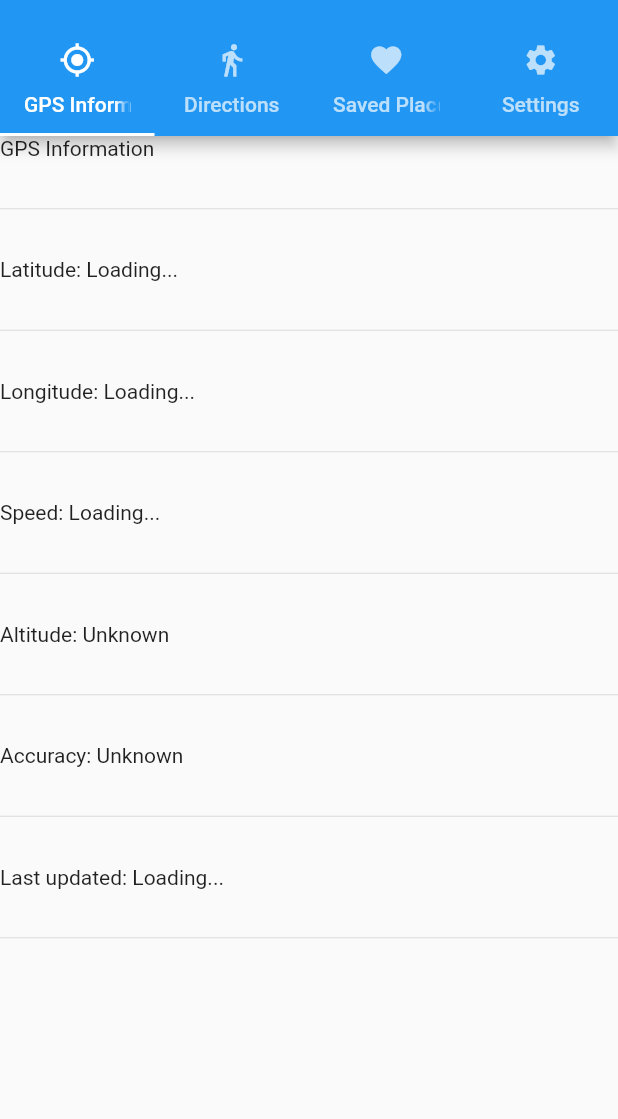
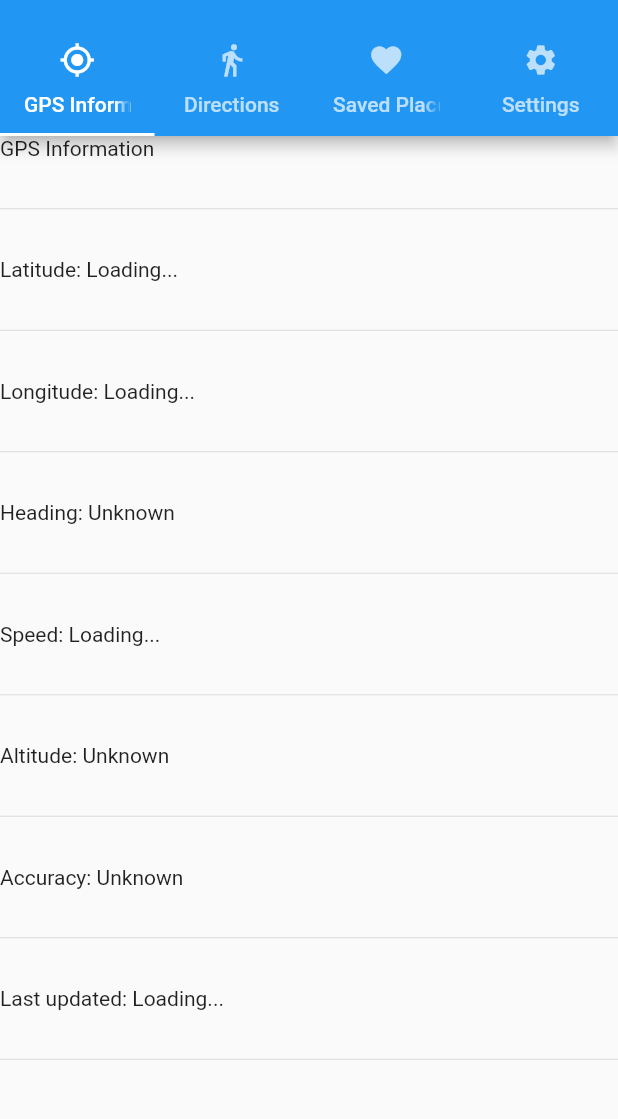
Before and after one commit to chrisnorman7/crowflight, a Flutter app: the screen it shows after launch, on a phone screen of 412 x 824 dp, the part 59-1178 px from its top. Run offline on Flutter 3.47's test engine with Material 2 defaults, Android fonts, the phone set to English and light mode, and no system bars; our stand-ins replace location, vibration.

Commit message:
Include heading in GPS tab.

```diff
--- a/CrowFlight/lib/tabs/gps.dart
+++ b/CrowFlight/lib/tabs/gps.dart
@@ -43,9 +43,6 @@ class GpsTabState extends State<GpsTab> {
 
   @override
   Widget build(BuildContext context) {
-    const Text header = Text('GPS Information');
-    final Text latitudeWidget = Text('Latitude: ${coordinates.latitude == null ? loadingString : coordinates.latitude.toStringAsFixed(2)}');
-    final Text longitudeWidget = Text('Longitude: ${coordinates.longitude == null ? loadingString : coordinates.longitude.toStringAsFixed(2)}');
     String speedString;
     if (speed == null) {
       speedString = loadingString;
@@ -54,24 +51,24 @@ class GpsTabState extends State<GpsTab> {
       final double kilometresPerHour = metresPerHour / metresPerKilometre;
       speedString = '${kilometresPerHour.toStringAsFixed(2)} km/h';
     }
-    final Text speedWidget = Text('Speed: $speedString');
-    final Text altitudeWidget = Text('Altitude: ${altitude == null ? "Unknown" : distanceToString(altitude)}');
     String accuracyString;
     if (coordinates.accuracy == null) {
       accuracyString = 'Unknown';
     } else {
       accuracyString = distanceToString(coordinates.accuracy);
     }
-    final Text accuracyWidget = Text('Accuracy: $accuracyString');
-    final Text lastUpdatedWidget = Text('Last updated: $lastUpdatedString');
     final List<Widget> rows = <Widget>[
-      header,
-      latitudeWidget,
-      longitudeWidget,
-      speedWidget,
-      altitudeWidget,
-      accuracyWidget,
-      lastUpdatedWidget
+      const Text('GPS Information'),
+      Text('Latitude: ${coordinates.latitude == null ? loadingString : coordinates.latitude.toStringAsFixed(2)}'),
+      Text('Longitude: ${coordinates.longitude == null ? loadingString : coordinates.longitude.toStringAsFixed(2)}'),
+      Semantics(
+        child: Text('Heading: ${heading == null ? "Unknown" : headingToString(heading)}'),
+        liveRegion: true
+      ),
+      Text('Speed: $speedString'),
+      Text('Altitude: ${altitude == null ? "Unknown" : distanceToString(altitude)}'),
+      Text('Accuracy: $accuracyString'),
+      Text('Last updated: $lastUpdatedString')
     ];
     location.onLocationChanged.listen((LocationData currentLocation) {
       if (mounted == true) {
--- a/CrowFlight/lib/utils.dart
+++ b/CrowFlight/lib/utils.dart
@@ -53,3 +53,9 @@ void updateSavedPlaces() {
     savedPlacesStreamController.add(savedPlacesList);
   }
 }
+
+String headingToString(double angle) {
+  const List<String> directions = <String>['north', 'north-east', 'east', 'south-east', 'south', 'south-west', 'west', 'north-west'];
+  final int index = (((angle %= 360) < 0 ? angle + 360 : angle) / 45 % 8).round();
+  return '${angle.toStringAsFixed(0)} degrees ${directions[index]}';
+}
```
